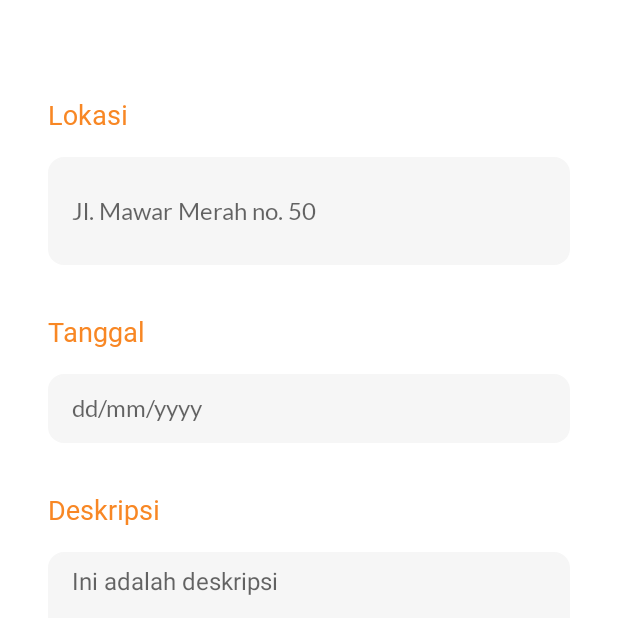
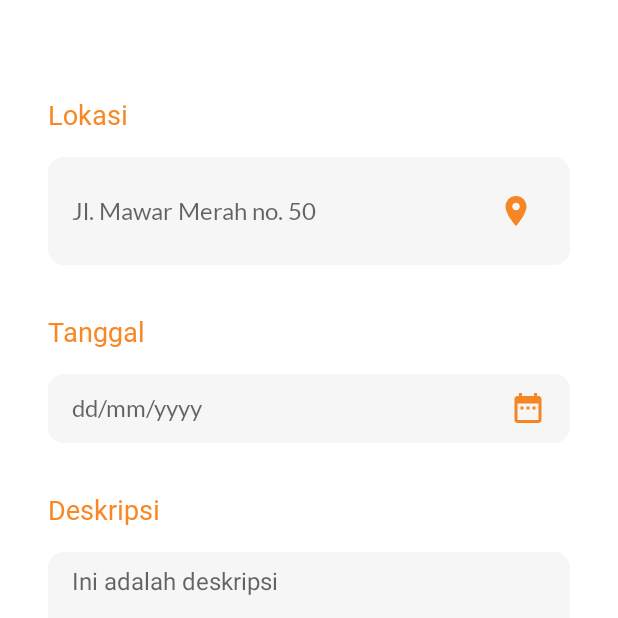
Before and after one commit to reynardets/BeeSafe, an Android app: the LaporFragment screen opened through its navigation route, on a phone screen of 412 x 824 dp, the top half of it. Run offline under Robolectric (Android 15) with nearby library versions, the phone set to English and light mode, and no system bars; our stand-ins replace Firebase (no records; nobody signed in at launch, a user with empty details on screens opened directly); plain views replace SmoothBottomBar; 1 statement that could not run was skipped.

Commit message:
some fix

```diff
--- a/app/src/main/java/com/example/beesafe/ui/lapor/LaporFragment.kt
+++ b/app/src/main/java/com/example/beesafe/ui/lapor/LaporFragment.kt
@@ -114,7 +114,7 @@
                 //get UID
                 val userID = mAuth.currentUser?.uid.toString()
                 postLapor(category, currentDate, description, userID, latitude, longitude)
-            }
+        }
         }
     }
 
--- /dev/null
+++ b/app/src/main/res/drawable/ic_baseline_date_range_24.xml
@@ -0,0 +1,5 @@
+<vector android:height="24dp" android:tint="#F68624"
+    android:viewportHeight="24" android:viewportWidth="24"
+    android:width="24dp" xmlns:android="http://schemas.android.com/apk/res/android">
+    <path android:fillColor="@android:color/white" android:pathData="M9,11L7,11v2h2v-2zM13,11h-2v2h2v-2zM17,11h-2v2h2v-2zM19,4h-1L18,2h-2v2L8,4L8,2L6,2v2L5,4c-1.11,0 -1.99,0.9 -1.99,2L3,20c0,1.1 0.89,2 2,2h14c1.1,0 2,-0.9 2,-2L21,6c0,-1.1 -0.9,-2 -2,-2zM19,20L5,20L5,9h14v11z"/>
+</vector>
--- /dev/null
+++ b/app/src/main/res/drawable/ic_baseline_location_on_24.xml
@@ -0,0 +1,5 @@
+<vector android:height="24dp" android:tint="#F68624"
+    android:viewportHeight="24" android:viewportWidth="24"
+    android:width="24dp" xmlns:android="http://schemas.android.com/apk/res/android">
+    <path android:fillColor="@android:color/white" android:pathData="M12,2C8.13,2 5,5.13 5,9c0,5.25 7,13 7,13s7,-7.75 7,-13c0,-3.87 -3.13,-7 -7,-7zM12,11.5c-1.38,0 -2.5,-1.12 -2.5,-2.5s1.12,-2.5 2.5,-2.5 2.5,1.12 2.5,2.5 -1.12,2.5 -2.5,2.5z"/>
+</vector>
--- a/app/src/main/res/layout/fragment_akun.xml
+++ b/app/src/main/res/layout/fragment_akun.xml
@@ -53,12 +53,11 @@
         android:id="@+id/btn_logout"
         android:layout_width="wrap_content"
         android:layout_height="wrap_content"
-        android:layout_marginStart="161dp"
+        android:layout_marginStart="64dp"
         android:layout_marginTop="32dp"
-        android:layout_marginEnd="162dp"
+        android:layout_marginEnd="64dp"
         android:text="@string/logout"
         app:layout_constraintEnd_toEndOf="parent"
-        app:layout_constraintHorizontal_bias="0.0"
         app:layout_constraintStart_toStartOf="parent"
         app:layout_constraintTop_toBottomOf="@+id/txt_user" />
 
--- a/app/src/main/res/layout/fragment_lapor.xml
+++ b/app/src/main/res/layout/fragment_lapor.xml
@@ -31,9 +31,11 @@
         android:fontFamily="@font/lato_regular"
         android:gravity="center_vertical"
         android:maxLines="2"
+        android:drawableRight="@drawable/ic_baseline_location_on_24"
+        android:scrollbarThumbVertical="@color/dark_orange"
         android:hint="@string/lokasi_example"
         android:paddingStart="16dp"
-        android:paddingEnd="16dp"
+        android:paddingEnd="24dp"
         android:textSize="16sp"
         android:scrollbars = "vertical"
         app:layout_constraintEnd_toEndOf="parent"
@@ -80,11 +82,13 @@
         android:ems="10"
         android:gravity="start|top"
         android:hint="@string/deskripsi_text"
+        android:lineSpacingMultiplier="1.2"
         android:inputType="textMultiLine"
         android:paddingStart="16dp"
         android:paddingTop="8dp"
-        android:paddingEnd="16dp"
+        android:paddingEnd="24dp"
         android:paddingBottom="8dp"
+        android:scrollbarThumbVertical="@color/dark_orange"
         android:textSize="16sp"
         app:layout_constraintEnd_toEndOf="parent"
         app:layout_constraintStart_toStartOf="parent"
@@ -116,6 +120,7 @@
         android:fontFamily="@font/lato_regular"
         android:gravity="center_vertical"
         android:hint="@string/date"
+        android:drawableRight="@drawable/ic_baseline_date_range_24"
         android:paddingStart="16dp"
         android:paddingEnd="16dp"
         android:textSize="16sp"
```
